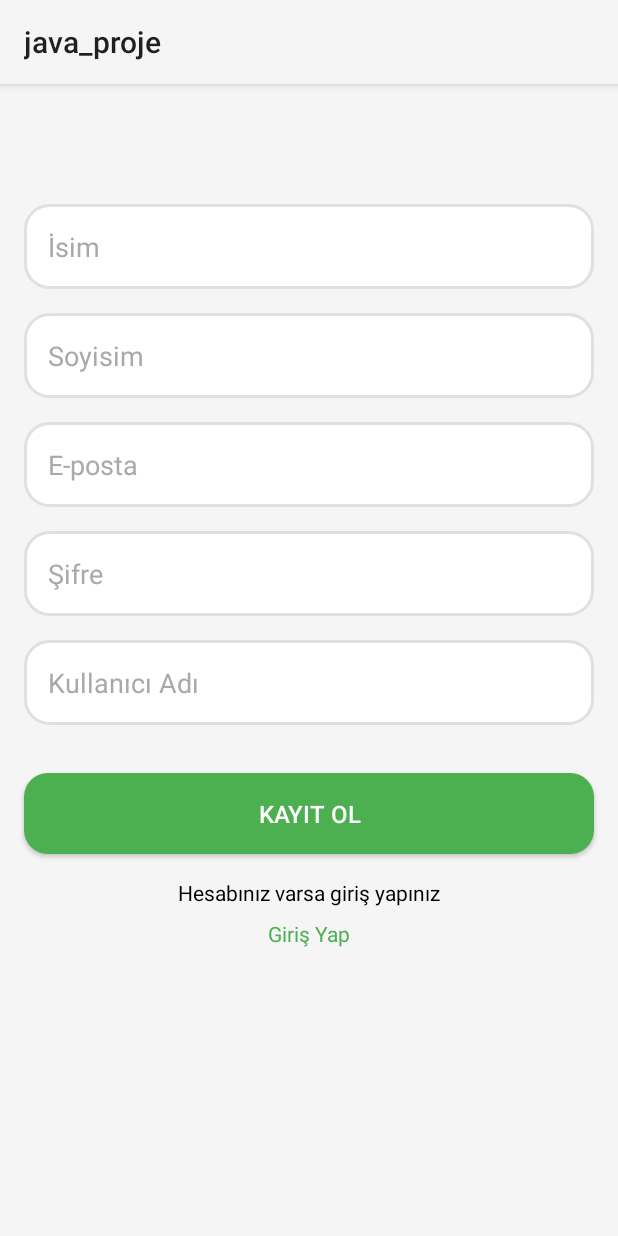
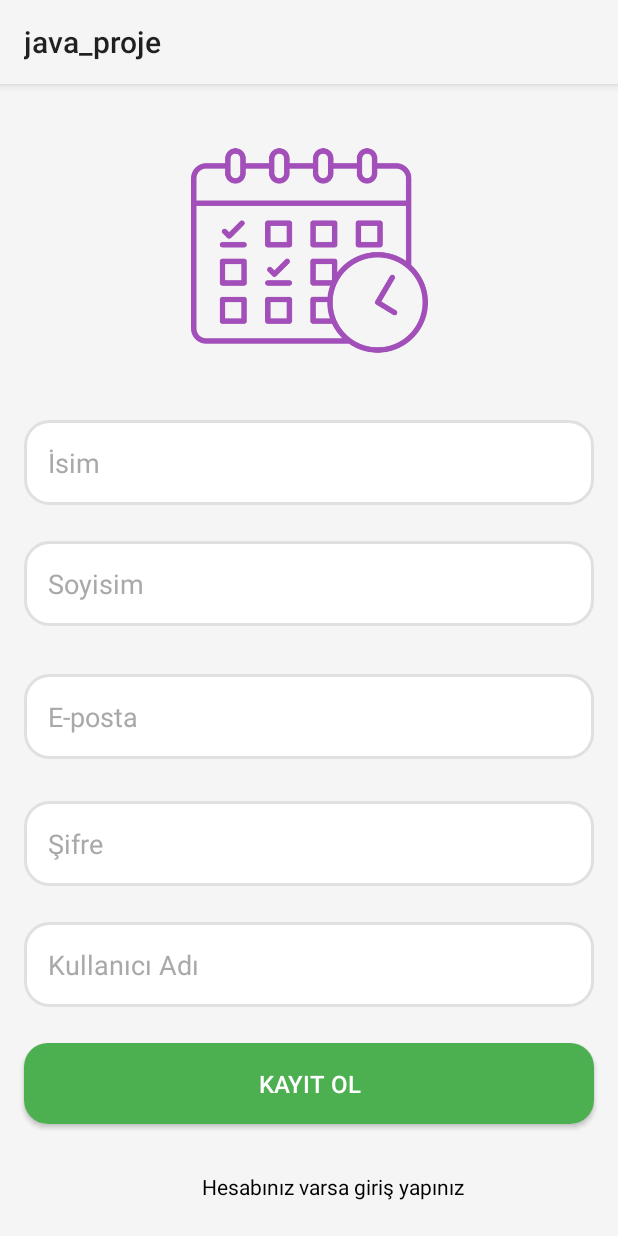
Before and after one commit to rumeysa111/calendar_app, an Android app: the screen it shows after launch (RegisterScreen), on a phone screen of 412 x 824 dp. Run offline under Robolectric (Android 15) with nearby library versions, the phone set to English and light mode, and no system bars; our stand-ins replace Firebase (no records; nobody signed in at launch, a user with empty details on screens opened directly).

Commit message:
ui updated

```diff
--- a/app/src/main/java/com/example/java_proje/LoginScreen.java
+++ b/app/src/main/java/com/example/java_proje/LoginScreen.java
@@ -100,6 +100,7 @@ public class LoginScreen extends AppCompatActivity {
                                         editor.putString("role", "user");
                                         editor.putBoolean("canAddUser", canAddUser);
                                         editor.putBoolean("canCreateMeeting", canCreateMeeting);
+
                                         editor.apply();
 
                                         // Başarı mesajı
--- /dev/null
+++ b/app/src/main/res/drawable/ic_add.xml
@@ -0,0 +1,5 @@
+<vector xmlns:android="http://schemas.android.com/apk/res/android" android:height="24dp" android:tint="#000000" android:viewportHeight="24" android:viewportWidth="24" android:width="24dp">
+
+    <path android:fillColor="@android:color/white" android:pathData="M19,13h-6v6h-2v-6H5v-2h6V5h2v6h6v2z"/>
+
+</vector>
--- a/app/src/main/res/layout/activity_register_screen.xml
+++ b/app/src/main/res/layout/activity_register_screen.xml
@@ -7,137 +7,165 @@
     android:layout_height="match_parent"
     tools:context=".RegisterScreen"
     android:background="@color/background_color">
+    <!-- Uygulama Logosu -->
+    <ImageView
+        android:id="@+id/logo_image"
+        android:layout_width="190dp"
+        android:layout_height="158dp"
+        android:layout_marginTop="32dp"
+        android:contentDescription="Uygulama Logosu"
+        android:src="@drawable/app_logo"
+        app:layout_constraintEnd_toEndOf="parent"
+        app:layout_constraintStart_toStartOf="parent"
+        app:layout_constraintTop_toTopOf="parent" />
+
 
     <!-- İsim EditText -->
+
+    <!-- Soyisim EditText -->
+
+    <!-- E-posta EditText -->
+
     <EditText
         android:id="@+id/isim_edit"
         android:layout_width="0dp"
         android:layout_height="wrap_content"
+        android:layout_marginStart="16dp"
+        android:layout_marginTop="224dp"
+        android:layout_marginEnd="16dp"
+        android:background="@drawable/rounded_edittext"
         android:hint="İsim"
+        android:padding="16dp"
         android:textColor="@color/black"
         android:textColorHint="@color/gray"
-        android:background="@drawable/rounded_edittext"
-        android:padding="16dp"
         app:layout_constraintEnd_toEndOf="parent"
+        app:layout_constraintHorizontal_bias="0.0"
         app:layout_constraintStart_toStartOf="parent"
-        app:layout_constraintTop_toTopOf="parent"
-        android:layout_marginTop="80dp"
-        android:layout_marginStart="16dp"
-        android:layout_marginEnd="16dp"/>
+        app:layout_constraintTop_toTopOf="parent" />
 
-    <!-- Soyisim EditText -->
     <EditText
         android:id="@+id/soyisim_edit"
         android:layout_width="0dp"
         android:layout_height="wrap_content"
+        android:layout_marginStart="16dp"
+        android:layout_marginTop="24dp"
+        android:layout_marginEnd="16dp"
+        android:background="@drawable/rounded_edittext"
         android:hint="Soyisim"
+        android:padding="16dp"
         android:textColor="@color/black"
         android:textColorHint="@color/gray"
+        app:layout_constraintEnd_toEndOf="parent"
+        app:layout_constraintHorizontal_bias="0.0"
+        app:layout_constraintStart_toStartOf="parent"
+        app:layout_constraintTop_toBottomOf="@id/isim_edit" />
+
+    <TextView
+        android:id="@+id/login_text"
+        android:layout_width="wrap_content"
+        android:layout_height="wrap_content"
+        android:layout_marginTop="20dp"
+        android:clickable="true"
+        android:focusable="true"
+        android:text="Giriş Yap"
+        android:textColor="@color/button_background"
+        android:textSize="14sp"
+        app:layout_constraintEnd_toEndOf="parent"
+        app:layout_constraintHorizontal_bias="0.546"
+        app:layout_constraintStart_toStartOf="parent"
+        app:layout_constraintTop_toBottomOf="@id/login_prompt" />
+
+    <EditText
+        android:id="@+id/password_edit"
+        android:layout_width="0dp"
+        android:layout_height="wrap_content"
+        android:layout_marginStart="16dp"
+        android:layout_marginTop="28dp"
+        android:layout_marginEnd="16dp"
         android:background="@drawable/rounded_edittext"
+        android:hint="Şifre"
+        android:inputType="textPassword"
         android:padding="16dp"
+        android:textColor="@color/black"
+        android:textColorHint="@color/gray"
         app:layout_constraintEnd_toEndOf="parent"
+        app:layout_constraintHorizontal_bias="0.0"
         app:layout_constraintStart_toStartOf="parent"
-        app:layout_constraintTop_toBottomOf="@id/isim_edit"
-        android:layout_marginTop="16dp"
+        app:layout_constraintTop_toBottomOf="@id/email_edit" />
+
+    <Button
+        android:id="@+id/register_button"
+        android:layout_width="0dp"
+        android:layout_height="wrap_content"
         android:layout_marginStart="16dp"
-        android:layout_marginEnd="16dp"/>
+        android:layout_marginTop="24dp"
+        android:layout_marginEnd="16dp"
+        android:background="@drawable/rounded_button"
+        android:padding="16dp"
+        android:text="Kayıt Ol"
+        android:textColor="@android:color/white"
+        android:textSize="16sp"
+        app:layout_constraintEnd_toEndOf="parent"
+        app:layout_constraintHorizontal_bias="1.0"
+        app:layout_constraintStart_toStartOf="parent"
+        app:layout_constraintTop_toBottomOf="@id/username_edit" />
 
-    <!-- E-posta EditText -->
+    <EditText
+        android:id="@+id/username_edit"
+        android:layout_width="0dp"
+        android:layout_height="wrap_content"
+        android:layout_marginStart="16dp"
+        android:layout_marginTop="24dp"
+        android:layout_marginEnd="16dp"
+        android:background="@drawable/rounded_edittext"
+        android:hint="Kullanıcı Adı"
+        android:padding="16dp"
+        android:textColor="@color/black"
+        android:textColorHint="@color/gray"
+        app:layout_constraintEnd_toEndOf="parent"
+        app:layout_constraintHorizontal_bias="1.0"
+        app:layout_constraintStart_toStartOf="parent"
+        app:layout_constraintTop_toBottomOf="@id/password_edit" />
+
+    <TextView
+        android:id="@+id/login_prompt"
+        android:layout_width="wrap_content"
+        android:layout_height="wrap_content"
+        android:layout_marginTop="32dp"
+        android:text="Hesabınız varsa giriş yapınız"
+        android:textColor="@color/black"
+        app:layout_constraintEnd_toEndOf="parent"
+        app:layout_constraintHorizontal_bias="0.568"
+        app:layout_constraintStart_toStartOf="parent"
+        app:layout_constraintTop_toBottomOf="@id/register_button" />
+
     <EditText
         android:id="@+id/email_edit"
         android:layout_width="0dp"
         android:layout_height="wrap_content"
+        android:layout_marginStart="16dp"
+        android:layout_marginTop="32dp"
+        android:layout_marginEnd="16dp"
+        android:background="@drawable/rounded_edittext"
         android:hint="E-posta"
+        android:padding="16dp"
         android:textColor="@color/black"
         android:textColorHint="@color/gray"
-        android:background="@drawable/rounded_edittext"
-        android:padding="16dp"
         app:layout_constraintEnd_toEndOf="parent"
+        app:layout_constraintHorizontal_bias="0.0"
         app:layout_constraintStart_toStartOf="parent"
-        app:layout_constraintTop_toBottomOf="@id/soyisim_edit"
-        android:layout_marginTop="16dp"
-        android:layout_marginStart="16dp"
-        android:layout_marginEnd="16dp"/>
+        app:layout_constraintTop_toBottomOf="@id/soyisim_edit" />
 
     <!-- Şifre EditText -->
-    <EditText
-        android:id="@+id/password_edit"
-        android:layout_width="0dp"
-        android:layout_height="wrap_content"
-        android:hint="Şifre"
-        android:inputType="textPassword"
-        android:textColor="@color/black"
-        android:textColorHint="@color/gray"
-        android:background="@drawable/rounded_edittext"
-        android:padding="16dp"
-        app:layout_constraintEnd_toEndOf="parent"
-        app:layout_constraintStart_toStartOf="parent"
-        app:layout_constraintTop_toBottomOf="@id/email_edit"
-        android:layout_marginTop="16dp"
-        android:layout_marginStart="16dp"
-        android:layout_marginEnd="16dp"/>
 
     <!-- Kullanıcı Adı EditText -->
-    <EditText
-        android:id="@+id/username_edit"
-        android:layout_width="0dp"
-        android:layout_height="wrap_content"
-        android:hint="Kullanıcı Adı"
-        android:textColor="@color/black"
-        android:textColorHint="@color/gray"
-        android:background="@drawable/rounded_edittext"
-        android:padding="16dp"
-        app:layout_constraintEnd_toEndOf="parent"
-        app:layout_constraintStart_toStartOf="parent"
-        app:layout_constraintTop_toBottomOf="@id/password_edit"
-        android:layout_marginTop="16dp"
-        android:layout_marginStart="16dp"
-        android:layout_marginEnd="16dp"/>
 
     <!-- Kayıt Ol Butonu -->
-    <Button
-        android:id="@+id/register_button"
-        android:layout_width="0dp"
-        android:layout_height="wrap_content"
-        android:text="Kayıt Ol"
-        android:textColor="@android:color/white"
-        android:textSize="16sp"
-        android:padding="16dp"
-        android:layout_marginTop="32dp"
-        app:layout_constraintTop_toBottomOf="@id/username_edit"
-        app:layout_constraintStart_toStartOf="parent"
-        app:layout_constraintEnd_toEndOf="parent"
-        android:layout_marginStart="16dp"
-        android:layout_marginEnd="16dp"
-        android:background="@drawable/rounded_button" /> <!-- Yuvarlatılmış arka plan -->
+    <!-- Yuvarlatılmış arka plan -->
 
 
     <!-- Giriş Yap TextView -->
-    <TextView
-        android:id="@+id/login_prompt"
-        android:layout_width="wrap_content"
-        android:layout_height="wrap_content"
-        android:text="Hesabınız varsa giriş yapınız"
-        android:textColor="@color/black"
-        android:layout_marginTop="16dp"
-        android:layout_marginBottom="16dp"
-        app:layout_constraintTop_toBottomOf="@id/register_button"
-        app:layout_constraintEnd_toEndOf="parent"
-        app:layout_constraintStart_toStartOf="parent" />
 
     <!-- Giriş Yap Tıklanabilir TextView -->
-    <TextView
-        android:id="@+id/login_text"
-        android:layout_width="wrap_content"
-        android:layout_height="wrap_content"
-        android:text="Giriş Yap"
-        android:textColor="@color/button_background"
-        android:textSize="14sp"
-        android:layout_marginTop="8dp"
-        android:clickable="true"
-        android:focusable="true"
-        app:layout_constraintTop_toBottomOf="@id/login_prompt"
-        app:layout_constraintStart_toStartOf="parent"
-        app:layout_constraintEnd_toEndOf="parent"/>
 
 </androidx.constraintlayout.widget.ConstraintLayout>
```
Also changed, not shown: app/src/main/java/com/example/java_proje/TeamsFragment.java (+5 -5 lines), app/src/main/res/layout/activity_login_screen.xml (+28 -12 lines), app/src/main/res/layout/dialog_add_user.xml (+52 -14 lines), app/src/main/res/layout/dialog_create_team.xml (+40 -11 lines), app/src/main/res/layout/fragment_teams.xml (+5 -4 lines), app/src/main/res/layout/item_team.xml (+46 -18 lines), app/src/main/res/drawable/app_logo.png (added).
